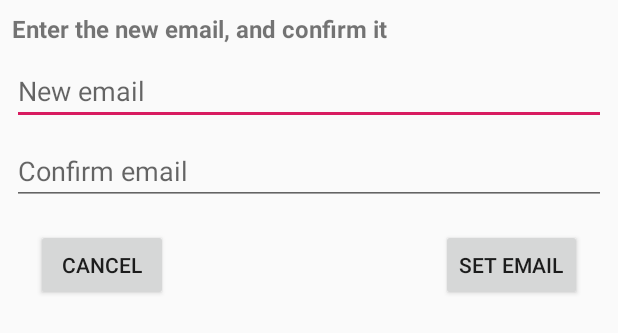
After one commit to minut1bc/Groupify, an Android app: the layout dialog_email.xml on its own in the app's theme, with its tools: preview values and no code run, on a phone screen of 412 x 824 dp. The commit adds this screen. Shown: the top 333 px of the screen. Run offline under Robolectric (Android 15) with nearby library versions, the phone set to English and light mode, and no system bars.

Commit message:
Add update Email, Password and ReAuthenticate functionality Hide api key

```diff
--- a/app/build.gradle
+++ b/app/build.gradle
@@ -26,14 +26,14 @@ dependencies {
     testImplementation 'junit:junit:4.12'
     androidTestImplementation 'com.android.support.test:runner:1.0.2'
     androidTestImplementation 'com.android.support.test.espresso:espresso-core:3.0.2'
-    implementation 'com.google.firebase:firebase-core:16.0.6'
+    implementation 'com.google.firebase:firebase-core:16.0.7'
     implementation 'com.firebaseui:firebase-ui-firestore:4.3.1'
     implementation 'com.firebaseui:firebase-ui-auth:4.3.1'
     implementation 'com.github.GrenderG:Toasty:1.4.0'
     implementation 'com.android.support:design:28.0.0'
     implementation 'com.android.support:recyclerview-v7:28.0.0'
+    implementation 'com.android.support:cardview-v7:28.0.0'
     implementation 'com.google.android.gms:play-services-places:16.0.0'
-    implementation 'com.android.support:cardview-v7:28.0.0'
 }
 
 apply plugin: 'com.google.gms.google-services'
--- /dev/null
+++ b/app/src/main/res/layout/dialog_email.xml
@@ -0,0 +1,65 @@
+<?xml version="1.0" encoding="utf-8"?>
+<android.support.constraint.ConstraintLayout xmlns:android="http://schemas.android.com/apk/res/android"
+    xmlns:app="http://schemas.android.com/apk/res-auto"
+    android:layout_width="match_parent"
+    android:layout_height="wrap_content"
+    android:padding="8dp">
+
+    <TextView
+        android:id="@+id/email_dialog_title"
+        android:layout_width="match_parent"
+        android:layout_height="wrap_content"
+        android:layout_marginBottom="8dp"
+        android:text="Enter the new email, and confirm it"
+        android:textSize="16sp"
+        android:textStyle="bold"
+        app:layout_constraintBottom_toTopOf="@id/new_email_edit_text"
+        app:layout_constraintEnd_toEndOf="parent"
+        app:layout_constraintStart_toStartOf="parent"
+        app:layout_constraintTop_toTopOf="parent" />
+
+    <EditText
+        android:id="@+id/new_email_edit_text"
+        android:layout_width="0dp"
+        android:layout_height="wrap_content"
+        android:layout_marginBottom="8dp"
+        android:hint="New email"
+        android:inputType="textEmailAddress"
+        app:layout_constraintBottom_toTopOf="@id/repeat_new_email_edit_text"
+        app:layout_constraintEnd_toEndOf="parent"
+        app:layout_constraintStart_toStartOf="parent"
+        app:layout_constraintTop_toBottomOf="@id/email_dialog_title" />
+
+    <EditText
+        android:id="@+id/repeat_new_email_edit_text"
+        android:layout_width="0dp"
+        android:layout_height="wrap_content"
+        android:layout_marginBottom="16dp"
+        android:hint="Confirm email"
+        android:inputType="textEmailAddress"
+        app:layout_constraintBottom_toTopOf="@id/cancel_button"
+        app:layout_constraintEnd_toEndOf="parent"
+        app:layout_constraintStart_toStartOf="parent"
+        app:layout_constraintTop_toBottomOf="@id/new_email_edit_text" />
+
+    <Button
+        android:id="@+id/cancel_button"
+        android:layout_width="wrap_content"
+        android:layout_height="wrap_content"
+        android:layout_marginStart="16dp"
+        android:text="Cancel"
+        app:layout_constraintBottom_toBottomOf="parent"
+        app:layout_constraintStart_toStartOf="parent"
+        app:layout_constraintTop_toBottomOf="@id/repeat_new_email_edit_text" />
+
+    <Button
+        android:id="@+id/set_email_button"
+        android:layout_width="wrap_content"
+        android:layout_height="wrap_content"
+        android:layout_marginEnd="16dp"
+        android:text="Set Email"
+        app:layout_constraintBottom_toBottomOf="parent"
+        app:layout_constraintEnd_toEndOf="parent"
+        app:layout_constraintTop_toTopOf="@id/cancel_button" />
+
+</android.support.constraint.ConstraintLayout>
--- /dev/null
+++ b/app/src/main/res/values/strings.xml
@@ -0,0 +1,3 @@
+<resources>
+    <string name="app_name">Groupify</string>
+</resources>
```
Also changed, not shown: app/src/main/java/com/app/accgt/groupify/activities/EventActivity.java (+7 -7 lines), app/src/main/java/com/app/accgt/groupify/activities/FeedActivity.java (+63 -8 lines), app/src/main/java/com/app/accgt/groupify/utils/EmailDialogFragment.java (added, +120 -0 lines), app/src/main/java/com/app/accgt/groupify/utils/PasswordDialogFragment.java (added, +103 -0 lines), app/src/main/java/com/app/accgt/groupify/utils/ReAuthenticateDialogFragment.java (added, +107 -0 lines), app/src/main/res/layout/activity_add_event.xml (+7 -0 lines), app/src/main/res/layout/activty_event.xml (+17 -31 lines), app/src/main/res/layout/dialog_password.xml (added, +65 -0 lines), app/src/main/res/layout/dialog_reauthenticate.xml (added, +53 -0 lines), app/src/main/res/menu/drawer_view.xml (+15 -5 lines), 1 other file.
